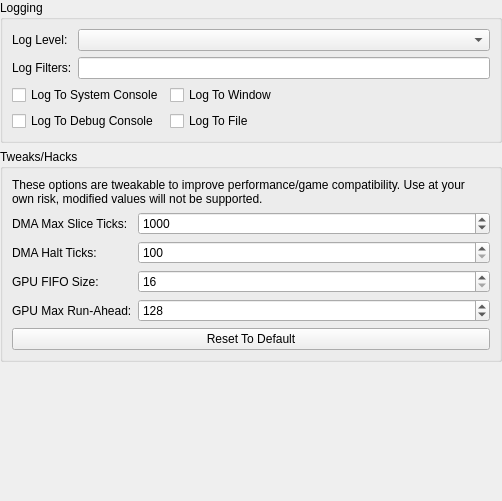
kofxi3584karlayang/duckstation, file src/duckstation-qt/advancedsettingswidget.ui: the form before one commit.
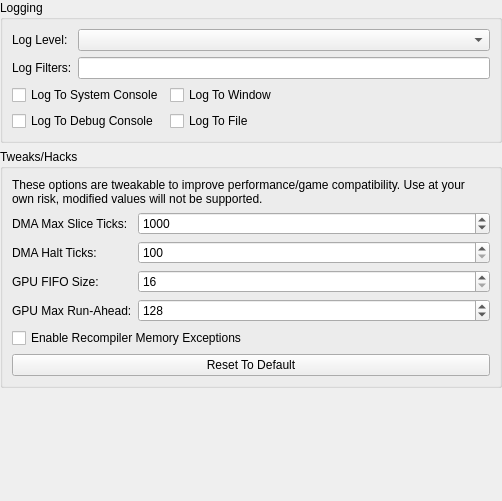
The form after the commit.

Commit message:
CPU/Recompiler: Disable memory access exceptions by default
This means it'll no longer pass amidog's CPU test in the default config.
But no games rely on this. You can enable it in advanced options if you
want to pass the CPU test.

```diff
--- a/src/duckstation-qt/advancedsettingswidget.ui
+++ b/src/duckstation-qt/advancedsettingswidget.ui
@@ -184,13 +184,20 @@
         </property>
        </widget>
       </item>
-      <item row="5" column="0" colspan="2">
+      <item row="6" column="0" colspan="2">
        <widget class="QPushButton" name="resetToDefaultButton">
         <property name="text">
          <string>Reset To Default</string>
         </property>
        </widget>
       </item>
+      <item row="5" column="0" colspan="2">
+       <widget class="QCheckBox" name="cpuRecompilerMemoryExceptions">
+        <property name="text">
+         <string>Enable Recompiler Memory Exceptions</string>
+        </property>
+       </widget>
+      </item>
      </layout>
     </widget>
    </item>
```
The commit also changes 14 other files.
